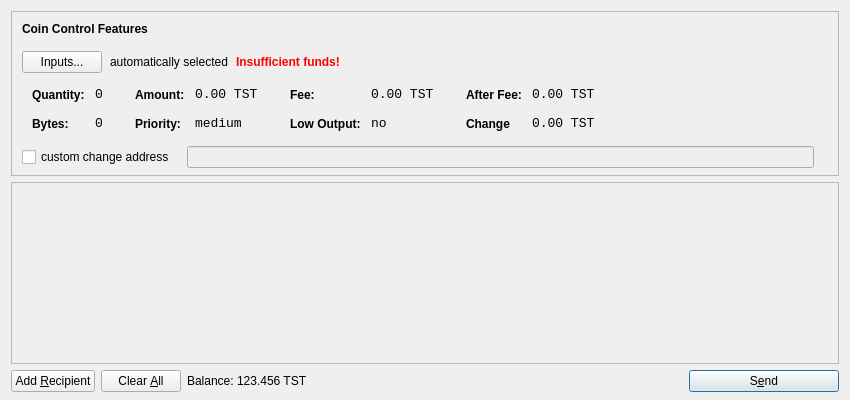
Old version of the form src/qt/forms/sendcoinsdialog.ui in the repository m4q4/CronoCoin.
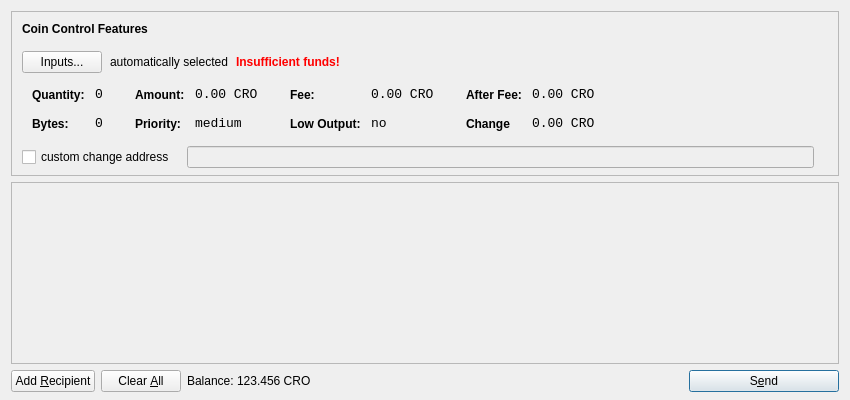
New version of the form. Icons and pictures are not drawn.

```diff
--- a/src/qt/forms/sendcoinsdialog.ui
+++ b/src/qt/forms/sendcoinsdialog.ui
@@ -321,7 +321,7 @@
                   <enum>Qt::ActionsContextMenu</enum>
                  </property>
                  <property name="text">
-                  <string>0.00 TST</string>
+                  <string>0.00 CRO</string>
                  </property>
                  <property name="textInteractionFlags">
                   <set>Qt::LinksAccessibleByMouse|Qt::TextSelectableByKeyboard|Qt::TextSelectableByMouse</set>
@@ -407,7 +407,7 @@
                   <enum>Qt::ActionsContextMenu</enum>
                  </property>
                  <property name="text">
-                  <string>0.00 TST</string>
+                  <string>0.00 CRO</string>
                  </property>
                  <property name="textInteractionFlags">
                   <set>Qt::LinksAccessibleByMouse|Qt::TextSelectableByKeyboard|Qt::TextSelectableByMouse</set>
@@ -493,7 +493,7 @@
                   <enum>Qt::ActionsContextMenu</enum>
                  </property>
                  <property name="text">
-                  <string>0.00 TST</string>
+                  <string>0.00 CRO</string>
                  </property>
                  <property name="textInteractionFlags">
                   <set>Qt::LinksAccessibleByMouse|Qt::TextSelectableByKeyboard|Qt::TextSelectableByMouse</set>
@@ -525,7 +525,7 @@
                   <enum>Qt::ActionsContextMenu</enum>
                  </property>
                  <property name="text">
-                  <string>0.00 TST</string>
+                  <string>0.00 CRO</string>
                  </property>
                  <property name="textInteractionFlags">
                   <set>Qt::LinksAccessibleByMouse|Qt::TextSelectableByKeyboard|Qt::TextSelectableByMouse</set>
@@ -732,7 +732,7 @@
           <cursorShape>IBeamCursor</cursorShape>
          </property>
          <property name="text">
-          <string>123.456 TST</string>
+          <string>123.456 CRO</string>
          </property>
          <property name="textInteractionFlags">
           <set>Qt::LinksAccessibleByMouse|Qt::TextSelectableByKeyboard|Qt::TextSelectableByMouse</set>
```
